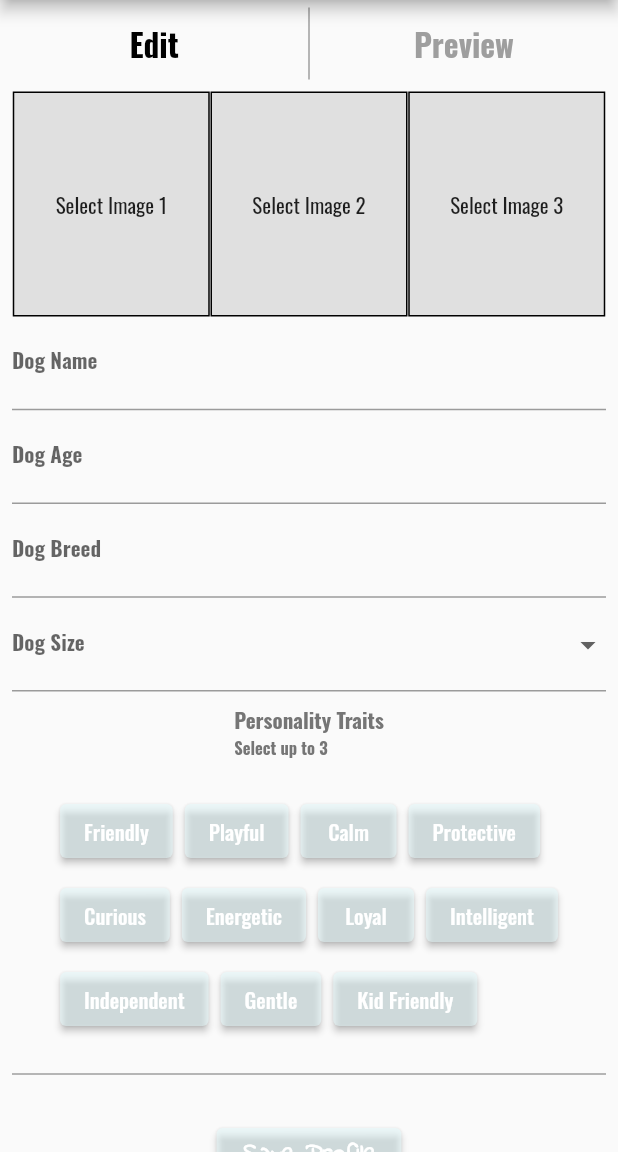
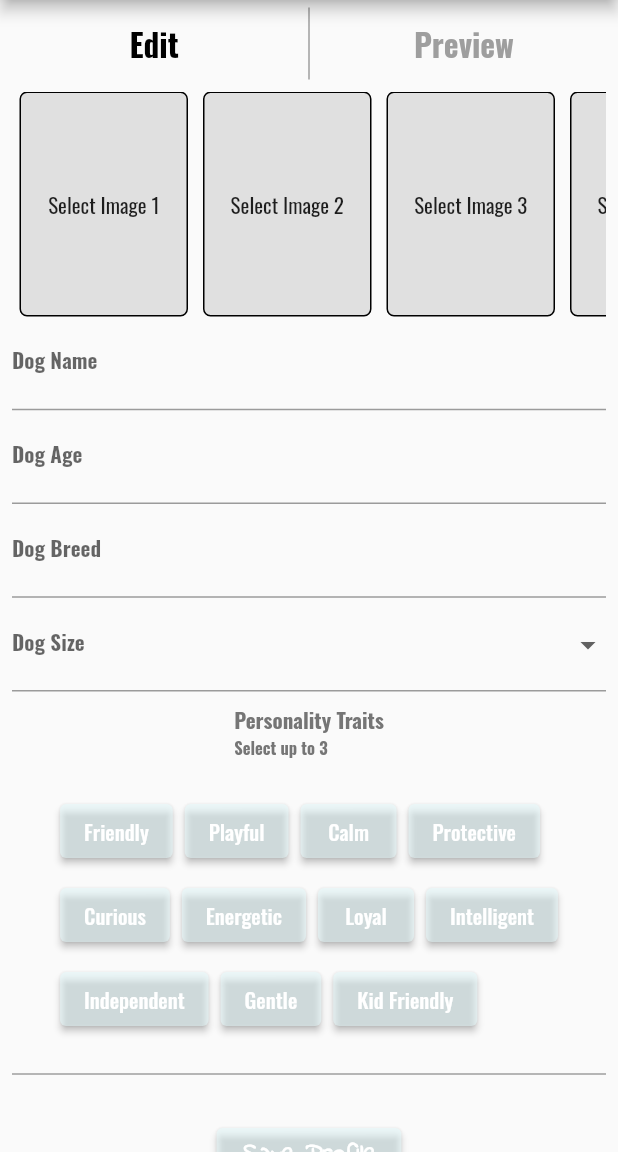
Before and after one commit to GAB8202/doggie_style, a Flutter app: the ProfileView screen opened directly, on a phone screen of 412 x 824 dp, the part 84-1236 px from its top. Run offline on Flutter 3.47's test engine with Material 2 defaults, Android fonts, the phone set to English and light mode, and no system bars.

Commit message:
4 profile pictures now, scrollable

```diff
--- a/lib/models/profile_model.dart
+++ b/lib/models/profile_model.dart
@@ -6,6 +6,7 @@ class ProfileModel {
   String? imageAsset1;
   String? imageAsset2;
   String? imageAsset3;
+  String? imageAsset4;
   List<String> personalityTraits;
 
   ProfileModel({this.dogName, this.dogAge, this.dogBreed, this.dogSize, this.imageAsset1, this.imageAsset2, this.imageAsset3, this.personalityTraits = const []});
--- a/lib/view_models/profile_view_model.dart
+++ b/lib/view_models/profile_view_model.dart
@@ -35,6 +35,9 @@ class ProfileViewModel {
       case 3:
         _profile.imageAsset3 = selectedAsset;
         break;
+      case 4:
+        _profile.imageAsset4 = selectedAsset;
+        break;
     }
     onProfileUpdated?.call();
   }
@@ -47,6 +50,8 @@ class ProfileViewModel {
         return _profile.imageAsset2;
       case 3:
         return _profile.imageAsset3;
+      case 4:
+        return _profile.imageAsset4;
       default:
         return null;
     }
@@ -65,6 +70,7 @@ class ProfileViewModel {
     print('Image 1: ${_profile.imageAsset1}');
     print('Image 2: ${_profile.imageAsset2}');
     print('Image 3: ${_profile.imageAsset3}');
+    print('Image 4: ${_profile.imageAsset4}');
     print('Personality Traits:');
     for (var trait in _profile.personalityTraits) {
       print(trait);
--- a/lib/views/profile_view.dart
+++ b/lib/views/profile_view.dart
@@ -185,10 +185,12 @@ class _ProfileViewState extends State<ProfileView> {
         onTap: () => showImagePicker(imageNumber),
         child: Container(
           height: 150,
-          width:  (MediaQuery.of(context).size.width/3)-6,
+          width:  (MediaQuery.of(context).size.width/3)-25,
+          margin: EdgeInsets.symmetric(horizontal: 5.0),
           decoration: BoxDecoration(
             color: Colors.grey[300], // Default background color
             border: Border.all(color: Colors.black),
+            borderRadius: BorderRadius.circular(5),
             image: _viewModel.getImage(imageNumber) != null
                 ? DecorationImage(
               image: AssetImage(_viewModel.getImage(imageNumber)!),
@@ -210,13 +212,16 @@ class _ProfileViewState extends State<ProfileView> {
           padding: const EdgeInsets.all(8.0),
           child: Column(
             children: <Widget>[
-            Row(
-              mainAxisAlignment: MainAxisAlignment.spaceEvenly,
-                children: [
-                  _imageSelector(1),
-                  _imageSelector(2),
-                  _imageSelector(3),
-                ],
+              SingleChildScrollView(
+                scrollDirection: Axis.horizontal,
+                child: Row(
+                  children: [
+                    _imageSelector(1),
+                    _imageSelector(2),
+                    _imageSelector(3),
+                    _imageSelector(4),
+                  ],
+                ),
               ),
             //crossAxisAlignment: CrossAxisAlignment.start
               TextFormField(
@@ -431,6 +436,7 @@ class _ProfileViewState extends State<ProfileView> {
       _viewModel.profile.imageAsset1,
       _viewModel.profile.imageAsset2,
       _viewModel.profile.imageAsset3,
+      _viewModel.profile.imageAsset4,
     ].where((image) => image != null).toList();
 
     if (selectedImages.isEmpty) {
```
